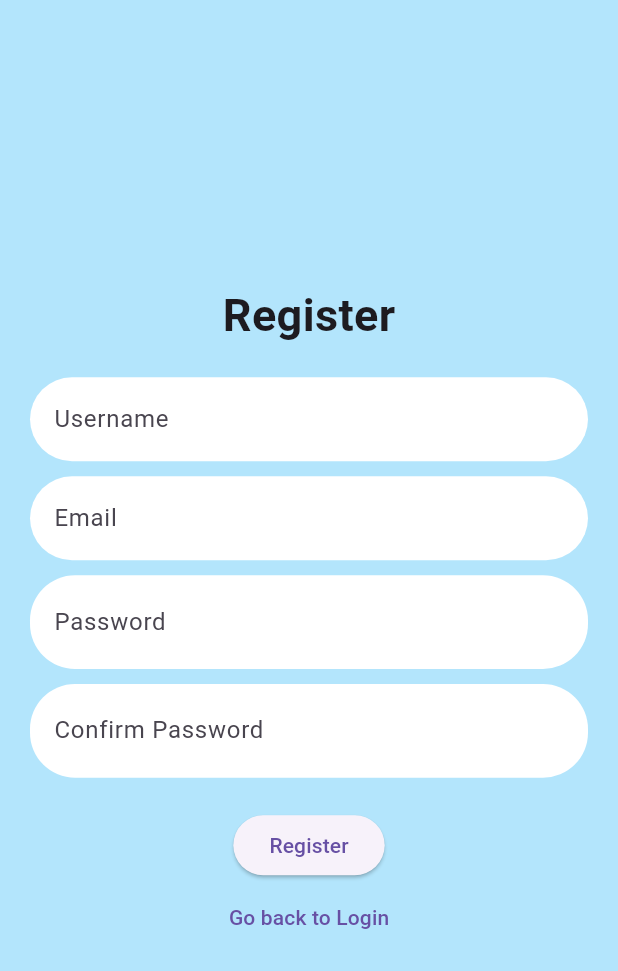
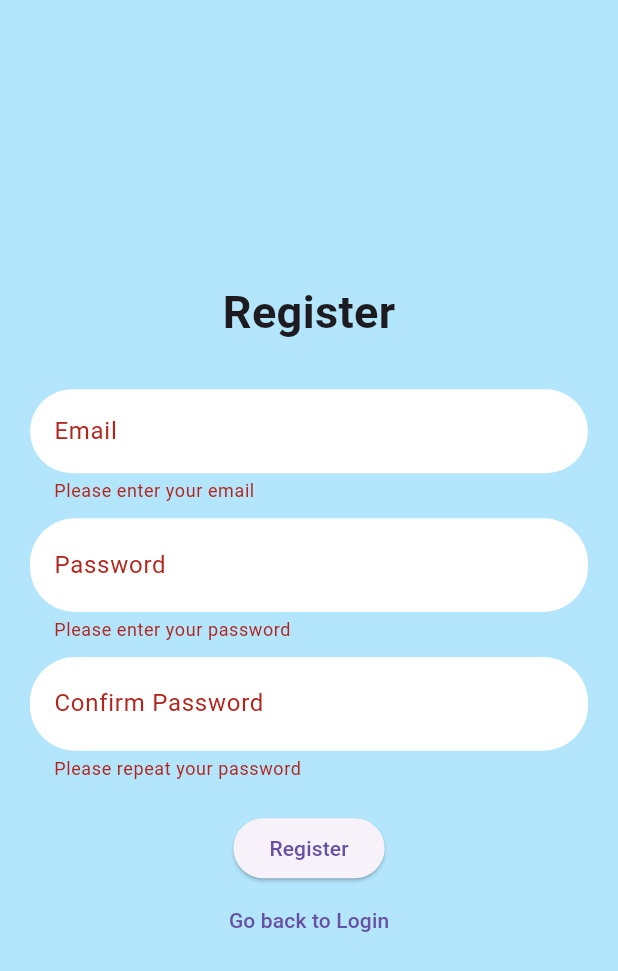
Before and after one commit to QHanif/iStarpoint, a Flutter app: the RegisterPage screen opened by its route, after a tap on "Register", on a phone screen of 412 x 824 dp. Shown: the top 971 px of the screen. Run offline on Flutter 3.47's test engine with Material 3 defaults, Android fonts, the phone set to English and light mode, and no system bars; our stand-ins replace cloud_firestore, firebase_auth, firebase_core, google_maps_flutter, qr_flutter; missing offline and left inert: flutter_barcode_scanner; accounts and stored records are empty; network calls fail.

Commit message:
cuba lah tengok

```diff
--- a/lib/pages/registerscreen.dart
+++ b/lib/pages/registerscreen.dart
@@ -2,6 +2,7 @@
 
 import 'package:flutter/material.dart';
 import 'package:firebase_auth/firebase_auth.dart';
+import 'package:cloud_firestore/cloud_firestore.dart'; // Add this import statement
 import '../auth.dart';
 import '../util/validate.dart';
 
@@ -15,11 +16,9 @@ class RegisterPage extends StatefulWidget {
 class _RegisterPageState extends State<RegisterPage> {
   final Validator validator = Validator();
   String? errorMessage = '';
-  final TextEditingController _controllerUsername = TextEditingController();
   final TextEditingController _controllerEmail = TextEditingController();
   final TextEditingController _controllerPassword = TextEditingController();
-  final TextEditingController _controllerConfirmPassword =
-      TextEditingController();
+  final TextEditingController _controllerConfirmPassword = TextEditingController();
 
   bool _isHiddenPassword = true;
 
@@ -31,11 +30,15 @@ class _RegisterPageState extends State<RegisterPage> {
 
   Future<void> createUserWithEmailAndPassword() async {
     try {
-      await Auth().createUserWithEmailAndPassword(
+       UserCredential userCredential = await FirebaseAuth.instance.createUserWithEmailAndPassword(
         email: _controllerEmail.text,
         password: _controllerPassword.text,
-        username: _controllerUsername.text,
       );
+
+      FirebaseFirestore.instance.collection("Users").doc(userCredential.user!.email).set({
+        'Username': _controllerEmail.text.split('@')[0],
+        'Kulliyyah': 'Empty'
+      });
       // Registration successful, show a dialog
       // ignore: use_build_context_synchronously
       showDialog(
@@ -70,7 +73,7 @@ class _RegisterPageState extends State<RegisterPage> {
       });
     }
   }
-
+  final User? user = FirebaseAuth.instance.currentUser;
   final _formKey = GlobalKey<FormState>();
 
   @override
@@ -80,6 +83,7 @@ class _RegisterPageState extends State<RegisterPage> {
       body: Container(
         padding: EdgeInsets.all(20.0),
         child: Form(
+          key: _formKey,
           child: Column(
             mainAxisAlignment: MainAxisAlignment.center,
             children: <Widget>[
@@ -88,20 +92,6 @@ class _RegisterPageState extends State<RegisterPage> {
                 style: TextStyle(fontSize: 30, fontWeight: FontWeight.bold),
               ),
               SizedBox(height: 20),
-              TextFormField(
-                controller: _controllerUsername,
-                validator: validator.validateDisplayName,
-                decoration: InputDecoration(
-                  fillColor: Colors.white, // Set the fill color to white
-                  filled: true, // Enable fill color
-                  labelText: 'Username',
-                  border: OutlineInputBorder(
-                    borderSide: BorderSide.none, // Make the border disappear
-                    borderRadius:
-                        BorderRadius.circular(30.0), // Keep the border rounded
-                  ),
-                ),
-              ),
               const SizedBox(height: 10.0),
               TextFormField(
                 controller: _controllerEmail,
--- a/pubspec.yaml
+++ b/pubspec.yaml
@@ -35,6 +35,7 @@ dependencies:
   cupertino_icons: ^1.0.2
   firebase_core: ^2.24.2
   firebase_auth: ^4.16.0
+  cloud_firestore: ^4.14.0
   google_maps_flutter: ^2.5.3
   qr_flutter: ^4.0.0
   flutter_barcode_scanner: ^2.0.0
```
Also changed, not shown: lib/components/text_box.dart (added, +40 -0 lines), lib/pages/profilepage.dart (+115 -49 lines), pubspec.lock.
